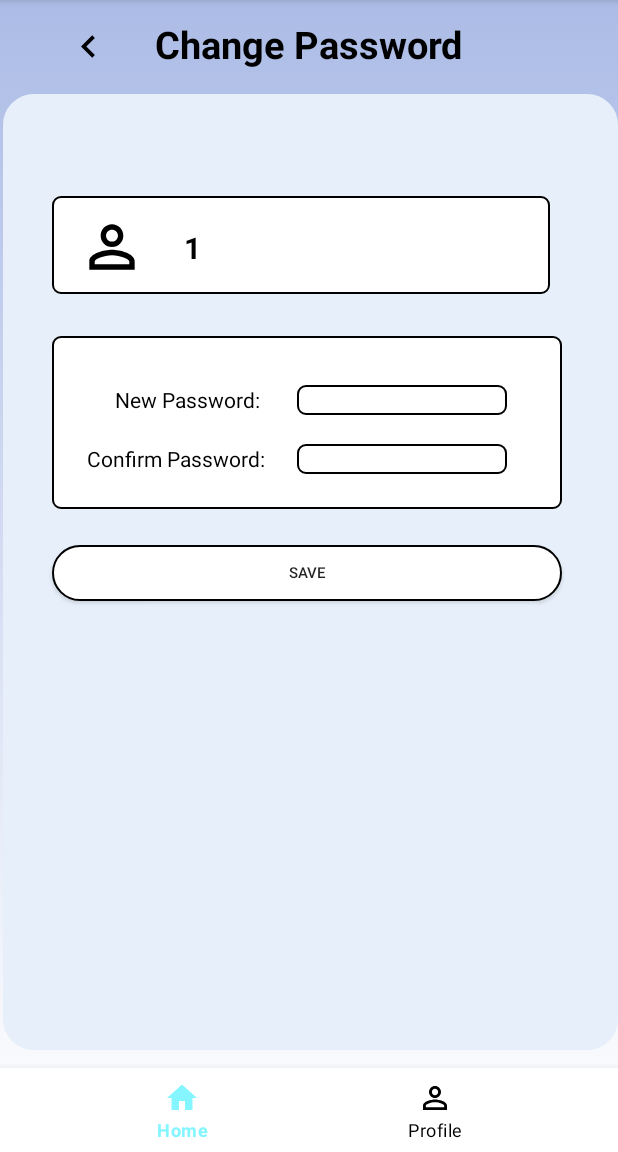
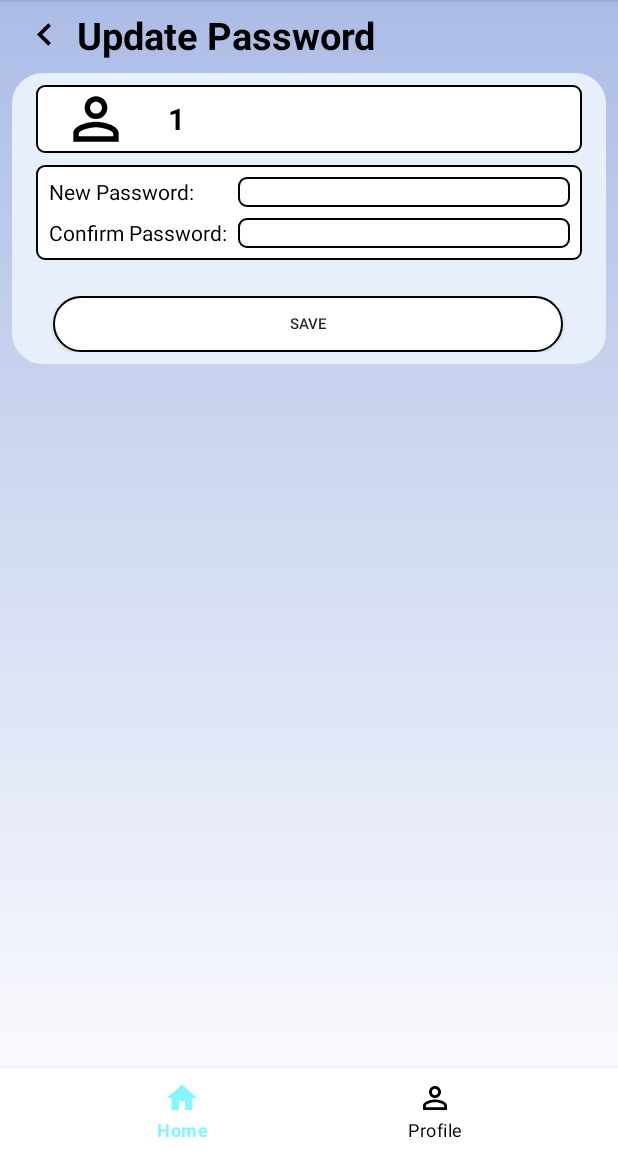
Before and after one commit to Baemee/FYP-22-S2-21-Mobile, an Android app: the UpdatePassword screen opened directly, with no data from a screen before it, on a phone screen of 412 x 824 dp, the part 84-1236 px from its top. Run offline under Robolectric (Android 15) with nearby library versions, the phone set to English and light mode, and no system bars; our stand-ins replace Volley; network calls fail.

Commit message:
Fix profile and update password UI

```diff
--- a/app/src/main/res/layout/activity_update_password.xml
+++ b/app/src/main/res/layout/activity_update_password.xml
@@ -7,82 +7,111 @@
     android:background="@drawable/gradient_background"
     tools:context=".UpdatePassword">
 
+
+    <ImageView
+        android:id="@+id/img_back"
+        android:layout_width="43dp"
+        android:layout_height="30dp"
+        android:layout_marginStart="@dimen/bt_margin"
+        android:layout_marginTop="@dimen/bt_margin"
+        app:layout_constraintEnd_toEndOf="parent"
+        app:layout_constraintHorizontal_bias="0.0"
+        app:layout_constraintStart_toStartOf="parent"
+        app:layout_constraintTop_toTopOf="parent"
+        app:srcCompat="@drawable/back" />
+
     <TextView
+        android:id="@+id/textview11"
+        android:layout_width="wrap_content"
+        android:layout_height="wrap_content"
+        android:text="Update Password"
+        android:textColor="@color/black"
+        android:textSize="25dp"
+        android:textStyle="bold"
+        app:layout_constraintBottom_toBottomOf="@+id/img_back"
+        app:layout_constraintEnd_toEndOf="parent"
+        app:layout_constraintHorizontal_bias="0.0"
+        app:layout_constraintStart_toEndOf="@id/img_back"
+        app:layout_constraintTop_toTopOf="@+id/img_back" />
+
+
+    <androidx.constraintlayout.widget.ConstraintLayout
         android:id="@+id/tv_backbox"
-        android:layout_width="410dp"
-        android:layout_height="637dp"
-        android:layout_marginTop="16dp"
+        android:layout_width="match_parent"
+        android:layout_height="wrap_content"
+        android:layout_margin="@dimen/bt_margin"
+        android:padding="@dimen/bt_margin"
         android:background="@drawable/whitebutton_border"
         android:backgroundTint="@color/lightblue"
         app:layout_constraintEnd_toEndOf="parent"
-        app:layout_constraintHorizontal_bias="1.0"
         app:layout_constraintStart_toStartOf="parent"
-        app:layout_constraintTop_toBottomOf="@+id/textView11" />
+        app:layout_constraintTop_toBottomOf="@+id/textview11">
 
-    <TextView
+        <androidx.constraintlayout.widget.ConstraintLayout
             android:id="@+id/backgroundsquare"
-        android:layout_width="340dp"
-        android:layout_height="115dp"
-        android:layout_marginTop="224dp"
+            android:layout_width="match_parent"
+            android:layout_height="wrap_content"
             android:background="@drawable/textview_border"
+            android:layout_margin="@dimen/bt_margin"
+            android:padding="@dimen/bt_margin"
 
             app:layout_constraintEnd_toEndOf="parent"
             app:layout_constraintHorizontal_bias="0.478"
             app:layout_constraintStart_toStartOf="parent"
-        app:layout_constraintTop_toTopOf="parent" />
+            app:layout_constraintTop_toBottomOf="@id/ll_box">
 
             <TextView
                 android:id="@+id/tv_newPassword"
                 android:layout_width="wrap_content"
                 android:layout_height="wrap_content"
-        android:layout_marginStart="76dp"
-        android:layout_marginBottom="20dp"
                 android:text="New Password: "
 
                 android:textAlignment="center"
                 android:textColor="@color/black"
-        app:layout_constraintBottom_toTopOf="@+id/tv_ConfirmPassword"
+                app:layout_constraintTop_toTopOf="parent"
                 app:layout_constraintStart_toStartOf="parent"
-        app:layout_constraintTop_toTopOf="@+id/backgroundsquare"
-        app:layout_constraintVertical_bias="1.0" />
+                app:layout_constraintEnd_toEndOf="parent"
+                app:layout_constraintHorizontal_bias="0.0"/>
 
             <EditText
                 android:id="@+id/et_NewPassword"
-        android:layout_width="140dp"
+                android:layout_width="0dp"
                 android:layout_height="20dp"
-        android:layout_marginEnd="52dp"
                 android:background="@drawable/textview_border"
                 android:inputType="textPassword"
-
+                app:layout_constraintStart_toStartOf="@id/et_ConfirmPassword"
                 app:layout_constraintEnd_toEndOf="parent"
-        app:layout_constraintStart_toEndOf="@+id/tv_newPassword"
-        app:layout_constraintTop_toTopOf="@+id/tv_newPassword" />
+                app:layout_constraintTop_toTopOf="@id/tv_newPassword"
+                app:layout_constraintHorizontal_bias="0.0"/>
 
             <TextView
                 android:id="@+id/tv_ConfirmPassword"
                 android:layout_width="wrap_content"
                 android:layout_height="wrap_content"
-        android:layout_marginBottom="24dp"
                 android:text="Confirm Password:"
                 android:textAlignment="center"
                 android:textColor="@color/black"
+                android:layout_marginTop="@dimen/bt_margin"
 
-        app:layout_constraintBottom_toBottomOf="@+id/backgroundsquare"
-        app:layout_constraintEnd_toEndOf="@+id/tv_newPassword"
-        app:layout_constraintHorizontal_bias="1.0"
-        app:layout_constraintStart_toStartOf="@+id/backgroundsquare" />
+                app:layout_constraintTop_toBottomOf="@id/tv_newPassword"
+                app:layout_constraintStart_toStartOf="parent"
+                app:layout_constraintEnd_toEndOf="parent"
+                app:layout_constraintHorizontal_bias="0.0"/>
 
             <EditText
                 android:id="@+id/et_ConfirmPassword"
-        android:layout_width="140dp"
+                android:layout_width="0dp"
                 android:layout_height="20dp"
                 android:background="@drawable/textview_border"
                 android:inputType="textPassword"
+                android:layout_marginStart="@dimen/bt_margin"
 
-        app:layout_constraintBottom_toBottomOf="@+id/tv_ConfirmPassword"
-        app:layout_constraintStart_toStartOf="@+id/et_NewPassword"
-        app:layout_constraintTop_toTopOf="@+id/tv_ConfirmPassword"
-        app:layout_constraintVertical_bias="0.51" />
+                app:layout_constraintStart_toEndOf="@id/tv_ConfirmPassword"
+                app:layout_constraintEnd_toEndOf="parent"
+                app:layout_constraintTop_toTopOf="@id/tv_ConfirmPassword"
+                app:layout_constraintHorizontal_bias="0.0"/>
+
+        </androidx.constraintlayout.widget.ConstraintLayout>
 
         <androidx.appcompat.widget.AppCompatButton
             android:id="@+id/btn_savePassword"
@@ -98,6 +127,38 @@
             app:layout_constraintStart_toStartOf="parent"
             app:layout_constraintTop_toBottomOf="@+id/backgroundsquare" />
 
+        <LinearLayout
+            android:id="@+id/ll_box"
+            android:layout_width="match_parent"
+            android:layout_height="wrap_content"
+            android:layout_margin="@dimen/bt_margin"
+            android:background="@drawable/textview_border"
+            android:gravity="center_vertical"
+            android:orientation="horizontal"
+            app:layout_constraintBottom_toTopOf="@+id/backgroundsquare"
+            app:layout_constraintEnd_toEndOf="parent"
+            app:layout_constraintStart_toStartOf="parent">
+
+            <ImageView
+                android:id="@+id/imageView7"
+                android:layout_width="56dp"
+                android:layout_height="45dp"
+                android:layout_marginStart="12dp"
+                app:srcCompat="@drawable/ic_baseline_person_outline_24" />
+
+            <TextView
+                android:id="@+id/tv_userID"
+                android:layout_width="wrap_content"
+                android:layout_height="wrap_content"
+                android:layout_marginStart="20dp"
+                android:text="userId"
+                android:textColor="@color/black"
+                android:textSize="20dp"
+                android:textStyle="bold" />
+        </LinearLayout>
+
+    </androidx.constraintlayout.widget.ConstraintLayout>
+
     <com.google.android.material.bottomnavigation.BottomNavigationView
         android:id="@+id/bottom_navigation"
         android:layout_width="match_parent"
@@ -110,68 +171,6 @@
         app:layout_constraintBottom_toBottomOf="parent"
         app:layout_constraintLeft_toLeftOf="parent"
         app:layout_constraintRight_toRightOf="parent"
-        app:menu="@navigation/bottom_nav"/>
-
-    <ImageView
-        android:id="@+id/img_back"
-        android:layout_width="43dp"
-        android:layout_height="30dp"
-        android:layout_marginTop="16dp"
-        app:layout_constraintEnd_toStartOf="@+id/textView11"
-        app:layout_constraintHorizontal_bias="0.622"
-        app:layout_constraintStart_toStartOf="parent"
-        app:layout_constraintTop_toTopOf="parent"
-        app:srcCompat="@drawable/back" />
-
-    <TextView
-        android:id="@+id/textView11"
-        android:layout_width="wrap_content"
-        android:layout_height="wrap_content"
-        android:layout_marginTop="12dp"
-        android:text="Change Password"
-        android:textColor="@color/black"
-        android:textSize="25dp"
-        android:textStyle="bold"
-        app:layout_constraintEnd_toEndOf="parent"
-        app:layout_constraintStart_toStartOf="parent"
-        app:layout_constraintTop_toTopOf="parent" />
-
-    <TextView
-        android:id="@+id/ll_box"
-        android:layout_width="332dp"
-        android:layout_height="65dp"
-        android:layout_marginBottom="28dp"
-        android:background="@drawable/textview_border"
-
-        app:layout_constraintBottom_toTopOf="@+id/backgroundsquare"
-        app:layout_constraintEnd_toEndOf="parent"
-        app:layout_constraintHorizontal_bias="0.43"
-        app:layout_constraintStart_toStartOf="parent" />
-
-    <ImageView
-        android:id="@+id/imageView7"
-        android:layout_width="56dp"
-        android:layout_height="45dp"
-        android:layout_marginStart="12dp"
-        app:layout_constraintBottom_toBottomOf="@+id/ll_box"
-        app:layout_constraintStart_toStartOf="@+id/ll_box"
-        app:layout_constraintTop_toTopOf="@+id/ll_box"
-        app:layout_constraintVertical_bias="0.55"
-        app:srcCompat="@drawable/ic_baseline_person_outline_24" />
-
-    <TextView
-        android:id="@+id/tv_userID"
-        android:layout_width="89dp"
-        android:layout_height="25dp"
-        android:layout_marginStart="20dp"
-        android:text="userId"
-        android:textColor="@color/black"
-        android:textSize="20dp"
-        android:textStyle="bold"
-        app:layout_constraintBottom_toBottomOf="@+id/ll_box"
-        app:layout_constraintStart_toEndOf="@+id/imageView7"
-        app:layout_constraintTop_toTopOf="@+id/ll_box"
-        app:layout_constraintVertical_bias="0.525" />
-
+        app:menu="@navigation/bottom_nav" />
 
 </androidx.constraintlayout.widget.ConstraintLayout>
```
Also changed, not shown: app/src/main/res/layout/activity_profile_page.xml (+98 -97 lines), app/src/main/res/layout/activity_update_profile.xml (+57 -74 lines). Lines whose indentation alone changed are shown as unchanged.
